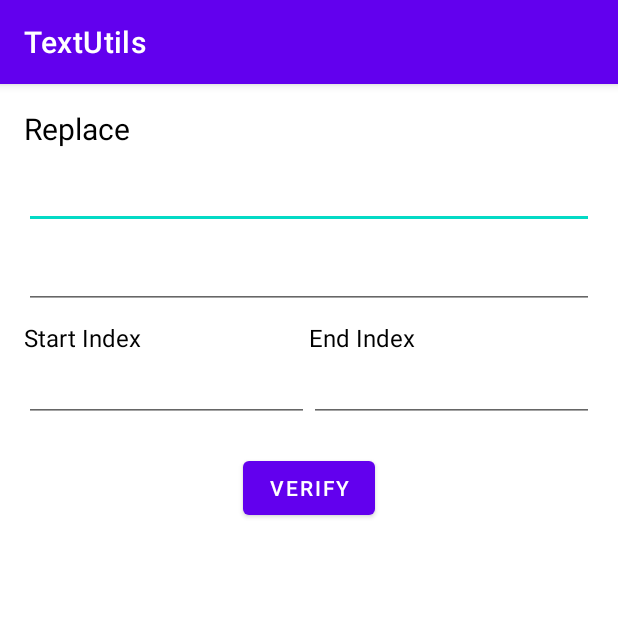
After one commit to charan-teja-improve10x/TextUtils, an Android app: the BuilderReplaceActivity screen opened directly, with no data from a screen before it, on a phone screen of 412 x 824 dp, the top half of it. The commit adds this screen. Run offline under Robolectric (Android 15) with nearby library versions, the phone set to English and light mode, and no system bars.

Commit message:
created new activity called BuildreplaceActivity

```diff
--- /dev/null
+++ b/app/src/main/java/com/improve10x/textutils/BuilderReplaceActivity.java
@@ -0,0 +1,57 @@
+package com.improve10x.textutils;
+
+import androidx.appcompat.app.AppCompatActivity;
+
+import android.os.Bundle;
+import android.widget.Button;
+import android.widget.EditText;
+import android.widget.TextView;
+
+public class BuilderReplaceActivity extends AppCompatActivity {
+    EditText originalBuilderTxt;
+    EditText keyTxt;
+    EditText startIndexTxt;
+    EditText endIndexTxt;
+    Button verifyBuilderReplaceBtn;
+    TextView resultReplaceTxt;
+
+    @Override
+    protected void onCreate(Bundle savedInstanceState) {
+        super.onCreate(savedInstanceState);
+        setContentView(R.layout.activity_builder_replace);
+        initViews();
+        handleVerifyBtn();
+    }
+
+    private void initViews() {
+        originalBuilderTxt = findViewById(R.id.original_builder_txt);
+        keyTxt = findViewById(R.id.key_txt);
+        startIndexTxt = findViewById(R.id.start_index_txt);
+        endIndexTxt = findViewById(R.id.end_index_txt);
+        verifyBuilderReplaceBtn = findViewById(R.id.verify_builder_replace_btn);
+        resultReplaceTxt = findViewById(R.id.result_replace_txt);
+    }
+
+    public void verifyCorrectAnswer(){
+        String originalTxt = originalBuilderTxt.getText().toString();
+        String keyText = keyTxt.getText().toString();
+        int startIndex = Integer.parseInt(startIndexTxt.getText().toString());
+        int endIndex = Integer.parseInt(endIndexTxt.getText().toString());
+        String result = replacingTextInGivenPosition(originalTxt, keyText, startIndex, endIndex);
+        resultReplaceTxt.setText(result);
+    }
+
+    public String replacingTextInGivenPosition(String originalText, String key, int startIndex, int endIndex){
+        String result = "";
+        StringBuilder name = new StringBuilder(originalText);
+        name.replace(startIndex, endIndex, key);
+        result = name.toString();
+        return result;
+    }
+
+    public void handleVerifyBtn(){
+      verifyBuilderReplaceBtn.setOnClickListener(v -> {
+          verifyCorrectAnswer();
+      });
+    }
+}
--- /dev/null
+++ b/app/src/main/res/layout/activity_builder_replace.xml
@@ -0,0 +1,114 @@
+<?xml version="1.0" encoding="utf-8"?>
+<LinearLayout xmlns:android="http://schemas.android.com/apk/res/android"
+    xmlns:app="http://schemas.android.com/apk/res-auto"
+    xmlns:tools="http://schemas.android.com/tools"
+    android:layout_width="match_parent"
+    android:layout_height="match_parent"
+    android:orientation="vertical"
+    android:padding="16dp"
+    tools:context=".BuilderReplaceActivity">
+
+    <TextView
+        android:id="@+id/textView18"
+        android:layout_width="match_parent"
+        android:layout_height="wrap_content"
+        android:text="Replace"
+        android:textColor="#000000"
+        android:textColorHighlight="#000000"
+        android:textSize="20sp" />
+
+    <EditText
+        android:id="@+id/original_builder_txt"
+        android:layout_width="match_parent"
+        android:layout_height="wrap_content"
+        android:layout_marginTop="8dp"
+        android:ems="10"
+        tools:inputType="textPersonName"
+        tools:text="Name" />
+
+    <EditText
+        android:id="@+id/key_txt"
+        android:layout_width="match_parent"
+        android:layout_height="wrap_content"
+        android:layout_marginTop="8dp"
+        android:ems="10"
+        android:inputType="textPersonName"
+        tools:text="Name" />
+
+    <LinearLayout
+        android:layout_width="match_parent"
+        android:layout_height="wrap_content"
+        android:orientation="horizontal">
+
+        <LinearLayout
+            android:layout_width="match_parent"
+            android:layout_height="match_parent"
+            android:layout_marginTop="8dp"
+            android:layout_weight="1"
+            android:orientation="vertical">
+
+            <TextView
+                android:id="@+id/textView20"
+                android:layout_width="match_parent"
+                android:layout_height="wrap_content"
+                android:layout_weight="1"
+                android:text="Start Index"
+                android:textColor="#000000"
+                android:textSize="16sp" />
+
+            <EditText
+                android:id="@+id/start_index_txt"
+                android:layout_width="wrap_content"
+                android:layout_height="wrap_content"
+                android:layout_weight="1"
+                android:ems="10"
+                android:inputType="textPersonName"
+                tools:text="Name" />
+        </LinearLayout>
+
+        <LinearLayout
+            android:layout_width="match_parent"
+            android:layout_height="match_parent"
+            android:layout_marginTop="8dp"
+            android:layout_weight="1"
+            android:orientation="vertical">
+
+            <TextView
+                android:id="@+id/textView21"
+                android:layout_width="match_parent"
+                android:layout_height="wrap_content"
+                android:layout_weight="1"
+                android:text="End Index"
+                android:textColor="#000000"
+                android:textSize="16sp" />
+
+            <EditText
+                android:id="@+id/end_index_txt"
+                android:layout_width="wrap_content"
+                android:layout_height="wrap_content"
+                android:layout_weight="1"
+                android:ems="10"
+                android:inputType="textPersonName"
+                tools:text="Name" />
+        </LinearLayout>
+
+    </LinearLayout>
+
+    <Button
+        android:id="@+id/verify_builder_replace_btn"
+        android:layout_width="wrap_content"
+        android:layout_height="wrap_content"
+        android:layout_gravity="center_horizontal"
+        android:layout_marginTop="20dp"
+        android:text="Verify" />
+
+    <TextView
+        android:id="@+id/result_replace_txt"
+        android:layout_width="match_parent"
+        android:layout_height="wrap_content"
+        android:layout_marginTop="20dp"
+        android:gravity="center_horizontal"
+        android:textColor="#000000"
+        android:textSize="18dp"
+        tools:text="TextView" />
+</LinearLayout>
```
Also changed, not shown: app/src/main/AndroidManifest.xml (+22 -1 lines), app/src/main/java/com/improve10x/textutils/DeleteActiviity.java (added, +62 -0 lines), app/src/main/java/com/improve10x/textutils/ReverseActivity.java (added, +48 -0 lines), app/src/main/res/layout/activity_delete_activiity.xml (added, +94 -0 lines), app/src/main/res/layout/activity_insert.xml (+5 -5 lines), app/src/main/res/layout/activity_reverse.xml (added, +43 -0 lines).
